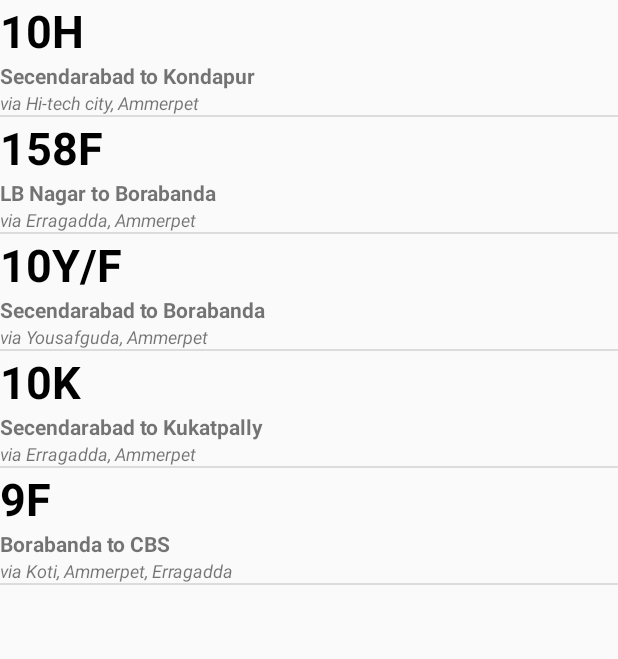
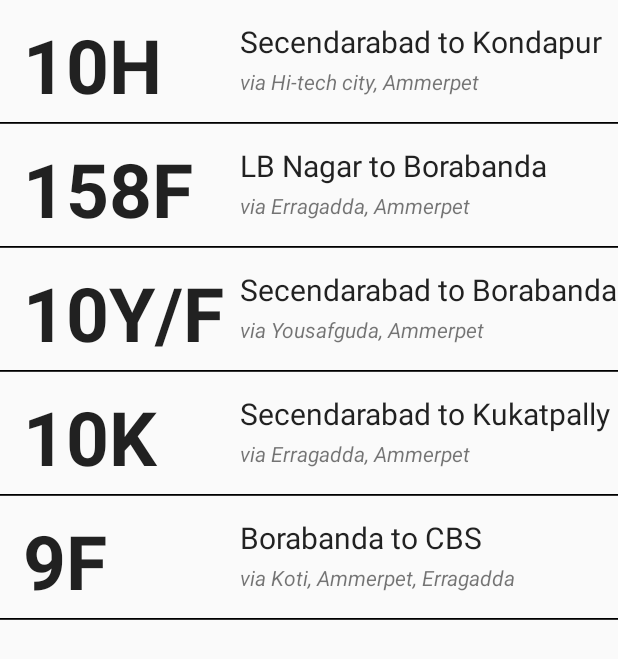
Before and after one commit to Nagamalleswarrao/BusMapping, an Android app: the screen it shows after launch (MainActivity), on a phone screen of 412 x 824 dp. Shown: the top 659 px of the screen. Run offline under Robolectric (Android 15) with nearby library versions, the phone set to English and light mode, and no system bars.

Commit message:
Hovering and redesigned the list view

```diff
--- a/BusMapping/src/main/java/com/creative/busmapping/BusInfoActivity.java
+++ b/BusMapping/src/main/java/com/creative/busmapping/BusInfoActivity.java
@@ -15,7 +15,7 @@ public class BusInfoActivity extends ListActivity{
     @Override
     public void onCreate(Bundle savedInstanceState) {
         super.onCreate(savedInstanceState);
-        setContentView(R.layout.list_view);
+        setContentView(R.layout.single_row);
 
         SimpleAdapter adapter = new SimpleAdapter(
                 this,
--- a/BusMapping/src/main/java/com/creative/busmapping/MainActivity.java
+++ b/BusMapping/src/main/java/com/creative/busmapping/MainActivity.java
@@ -1,63 +1,122 @@
 package com.creative.busmapping;
 
+import android.app.Activity;
+import android.content.Context;
+import android.content.res.Resources;
+import android.graphics.drawable.Drawable;
 import android.os.Bundle;
+import android.view.LayoutInflater;
+import android.view.View;
+import android.view.ViewGroup;
+import android.widget.AdapterView;
+import android.widget.BaseAdapter;
+import android.widget.ListView;
+import android.widget.TextView;
+
 import java.util.ArrayList;
-import java.util.HashMap;
-import android.app.ListActivity;
-import android.widget.SimpleAdapter;
 
-public class MainActivity extends ListActivity {
+public class MainActivity extends Activity {
 
-    boolean isPopulated = false;
+    ListView list;
+    @Override
+    protected void onCreate(Bundle savedInstanceState) {
+        super.onCreate(savedInstanceState);
+        setContentView(R.layout.activity_main);
+        list = (ListView) findViewById(R.id.listView);
+        list.setAdapter(new ListViewAdapter(this));
 
-    /** Called when the activity is first created. */
-    @Override
-    public void onCreate(Bundle savedInstanceState) {
-        super.onCreate(savedInstanceState);
-        setContentView(R.layout.list_view);
+        Resources res = getResources();
+        Drawable divider = res.getDrawable(R.drawable.line);
+        getListView().setDivider(divider);
+        getListView().setDividerHeight(1);
+        registerForContextMenu(getListView());
 
-        SimpleAdapter adapter = new SimpleAdapter(
-                this,
-                list,
-                R.layout.row_view,
-                new String[] {"busNumber","busRoute","viaRoute"},
-                new int[] {R.id.text1,R.id.text2, R.id.text3}
-        );
+        getListView().setOnItemClickListener(new AdapterView.OnItemClickListener() {
+            @Override
+            public void onItemClick(AdapterView<?> adapterView, View view, int i, long l) {
+                View view1 = view.findViewById(R.id.parent);
 
-        populateList();
-        setListAdapter(adapter);
+                final View view2 = view.findViewById(R.id.child);
+                view1.setOnClickListener(new View.OnClickListener() {
+                    @Override
+                    public void onClick(View view) {
+                        if (view2.getVisibility() == View.GONE){
+                            view2.setVisibility(View.VISIBLE);
+                        }else {
+                            view2.setVisibility(View.GONE);
+                        }
+                    }
+                });
+            }
+        });
+    }
+
+    private ListView getListView() {
+        return list;
+    }
+
+}
+
+class SingleRow{
+    String busNumber;
+    String busRoute;
+    String viaRoute;
+
+    SingleRow(String busNumbers,String busRoutes,String viaRoutes)
+    {
+        this.busNumber = busNumbers;
+        this.busRoute = busRoutes;
+        this.viaRoute = viaRoutes;
+    }
+}
+
+class ListViewAdapter extends BaseAdapter{
+
+    Context context;
+    ArrayList<SingleRow> list;
+    ListViewAdapter(Context c)
+    {
+        context = c;
+        list = new ArrayList<SingleRow>();
+        Resources res = c.getResources();
+        String[] busNumbers = res.getStringArray(R.array.busNumbers);
+        String[] busRoutes = res.getStringArray(R.array.busRoutes);
+        String[] viaRoutes = res.getStringArray(R.array.viaRoutes);
+        for(int i=0;i<5;i++)
+        {
+            list.add(new SingleRow(busNumbers[i],busRoutes[i],viaRoutes[i]));
+        }
 
     }
 
+    @Override
+    public int getCount() {
+        return list.size();
+    }
 
-    ArrayList<HashMap<String,String>> list = new ArrayList<HashMap<String,String>>();
+    @Override
+    public Object getItem(int i) {
+        return list.get(i);
+    }
 
-    private void populateList() {
-        HashMap<String,String> temp = new HashMap<String,String>();
-        temp.put("busNumber","10H");
-        temp.put("busRoute", "Secendarabad to Kondapur");
-        temp.put("viaRoute", "via Hi-tech city, Ammerpet");
-        list.add(temp);
-        HashMap<String,String> temp1 = new HashMap<String,String>();
-        temp1.put("busNumber","158F");
-        temp1.put("busRoute", "LB Nagar to Borabanda");
-        temp1.put("viaRoute", "via Erragadda, Ammerpet");
-        list.add(temp1);
-        HashMap<String,String> temp2 = new HashMap<String,String>();
-        temp2.put("busNumber","10Y/F");
-        temp2.put("busRoute", "Secendarabad to Borabanda");
-        temp2.put("viaRoute", "via Yousafguda, Ammerpet");
-        list.add(temp2);
-        HashMap<String,String> temp3 = new HashMap<String,String>();
-        temp3.put("busNumber","10K");
-        temp3.put("busRoute", "Secendarabad to Kukatpally");
-        temp3.put("viaRoute", "via Erragadda, Ammerpet");
-        list.add(temp3);
-        HashMap<String,String> temp4 = new HashMap<String,String>();
-        temp4.put("busNumber","9F");
-        temp4.put("busRoute", "Borabanda to CBS");
-        temp4.put("viaRoute", "via Koti, Ammerpet, Erragadda");
-        list.add(temp4);
+    @Override
+    public long getItemId(int i) {
+        return i;
+    }
 
+    @Override
+    public View getView(int i, View view, ViewGroup viewGroup) {
+
+        LayoutInflater inflater = (LayoutInflater) context.getSystemService(Context.LAYOUT_INFLATER_SERVICE);
+        View row = inflater.inflate(R.layout.single_row,viewGroup,false);
+        TextView busNumber = (TextView) row.findViewById(R.id.textView);
+        TextView busRoute = (TextView) row.findViewById(R.id.textView2);
+        TextView viaRoute = (TextView) row.findViewById(R.id.textView3);
+
+        SingleRow temp = list.get(i);
+        busNumber.setText(temp.busNumber);
+        busRoute.setText(temp.busRoute);
+        viaRoute.setText(temp.viaRoute);
+        return row;
     }
 }
--- a/BusMapping/src/main/res/layout/activity_main.xml
+++ b/BusMapping/src/main/res/layout/activity_main.xml
@@ -1,7 +1,15 @@
-<android.support.v4.view.ViewPager xmlns:android="http://schemas.android.com/apk/res/android"
+<RelativeLayout xmlns:android="http://schemas.android.com/apk/res/android"
     xmlns:tools="http://schemas.android.com/tools"
     android:id="@+id/container"
     android:layout_width="match_parent"
     android:layout_height="match_parent"
     tools:context=".MainActivity"
-    tools:ignore="MergeRootFrame" />
+    tools:ignore="MergeRootFrame" >
+
+    <ListView
+        android:layout_width="wrap_content"
+        android:layout_height="match_parent"
+        android:id="@+id/listView"
+        android:layout_alignParentTop="true"
+        android:layout_alignParentLeft="true" />
+</RelativeLayout>
--- /dev/null
+++ b/BusMapping/src/main/res/layout/fragment_main.xml
@@ -0,0 +1,16 @@
+<RelativeLayout xmlns:android="http://schemas.android.com/apk/res/android"
+    xmlns:tools="http://schemas.android.com/tools"
+    android:layout_width="match_parent"
+    android:layout_height="match_parent"
+    android:paddingLeft="@dimen/activity_horizontal_margin"
+    android:paddingRight="@dimen/activity_horizontal_margin"
+    android:paddingTop="@dimen/activity_vertical_margin"
+    android:paddingBottom="@dimen/activity_vertical_margin"
+    tools:context=".MainActivity$PlaceholderFragment">
+
+    <TextView
+        android:text="@string/hello_world"
+        android:layout_width="wrap_content"
+        android:layout_height="wrap_content" />
+
+</RelativeLayout>
--- a/BusMapping/src/main/res/layout/list_view.xml
+++ /dev/null
@@ -1,14 +0,0 @@
-<?xml version="1.0" encoding="utf-8"?>
-<LinearLayout xmlns:android="http://schemas.android.com/apk/res/android"
-    android:orientation="vertical"
-    android:layout_width="fill_parent"
-    android:layout_height="fill_parent"
-    >
-    <ListView android:id="@id/android:list"
-        android:layout_width="fill_parent"
-        android:layout_height="fill_parent"
-        android:background="#0000"
-        android:layout_weight="2"
-        android:drawSelectorOnTop="false">
-    </ListView>
-</LinearLayout>
--- a/BusMapping/src/main/res/layout/row_view.xml
+++ /dev/null
@@ -1,25 +0,0 @@
-<?xml version="1.0" encoding="utf-8"?>
-<LinearLayout
-    xmlns:android="http://schemas.android.com/apk/res/android"
-    android:layout_width="fill_parent"
-    android:layout_height="fill_parent"
-    android:orientation="vertical">
-
-    <TextView android:id="@+id/text1"
-        android:textSize="30dp"
-        android:textStyle="bold"
-        android:textColor="#000000"
-        android:layout_width="fill_parent"
-        android:layout_height="fill_parent"/>
-    <TextView android:id="@+id/text2"
-        android:textSize="14dp"
-        android:textStyle="bold"
-        android:layout_width="wrap_content"
-        android:layout_height="fill_parent"/>
-    <TextView android:id="@+id/text3"
-        android:typeface="sans"
-        android:textSize="12dp"
-        android:textStyle="italic"
-        android:layout_width="wrap_content"
-        android:layout_height="wrap_content"/>
-</LinearLayout>
--- /dev/null
+++ b/BusMapping/src/main/res/layout/single_row.xml
@@ -0,0 +1,83 @@
+<?xml version="1.0" encoding="utf-8"?>
+
+<LinearLayout xmlns:android="http://schemas.android.com/apk/res/android"
+    android:layout_width="match_parent"
+    android:layout_height="match_parent"
+    android:orientation="vertical">
+
+    <RelativeLayout
+        android:layout_height="match_parent"
+        android:layout_width="match_parent"
+        android:orientation="vertical"
+        android:id="@+id/parent">
+
+        <TextView
+            android:layout_width="wrap_content"
+            android:layout_height="wrap_content"
+            android:textAppearance="?android:attr/textAppearanceLarge"
+            android:text="10H"
+            android:width="160dp"
+            android:height="80dp"
+            android:textSize="50dp"
+            android:textStyle="bold"
+            android:paddingTop="9dp"
+            android:paddingLeft="15dp"
+            android:id="@+id/textView"
+            android:layout_alignParentTop="true"
+            android:layout_alignParentLeft="true" />
+
+        <TextView
+            android:layout_width="wrap_content"
+            android:layout_height="wrap_content"
+            android:textAppearance="?android:attr/textAppearanceLarge"
+            android:text="Secendarabad to Kondapur"
+            android:textSize="20dp"
+            android:paddingTop="14dp"
+            android:id="@+id/textView2"
+            android:layout_alignParentTop="true"
+            android:layout_toRightOf="@+id/textView"
+            android:layout_alignParentRight="true" />
+
+        <TextView
+            android:layout_width="wrap_content"
+            android:layout_height="wrap_content"
+            android:textAppearance="?android:attr/textAppearanceSmall"
+            android:text="via Hi-tech city, Ammerpet"
+            android:textSize="14dp"
+            android:textStyle="italic"
+            android:paddingTop="3dp"
+            android:paddingBottom="18dp"
+            android:id="@+id/textView3"
+            android:layout_below="@+id/textView2"
+            android:layout_toRightOf="@+id/textView"
+            android:layout_alignParentRight="true" />
+
+        <TextView
+            android:layout_width="match_parent"
+            android:layout_height="1px"
+            android:layout_alignBottom="@+id/textView3"
+            android:background="#000" />
+
+    </RelativeLayout>
+
+     <LinearLayout
+        android:layout_height="match_parent"
+        android:layout_width="match_parent"
+        android:id="@+id/child"
+        android:paddingTop="5dip"
+        android:visibility="gone"
+         android:layout_alignParentTop="true">
+
+        <Button
+            android:layout_height="wrap_content"
+            android:layout_width="wrap_content"
+            android:id="@+id/buttDirections"
+            android:text="Directions"/>
+
+        <Button
+            android:layout_height="wrap_content"
+            android:layout_width="wrap_content"
+            android:id="@+id/buttTimings"
+            android:text="Timings"/>
+    </LinearLayout>
+</LinearLayout>
--- a/BusMapping/src/main/res/values/strings.xml
+++ b/BusMapping/src/main/res/values/strings.xml
@@ -1,10 +1,31 @@
 <?xml version="1.0" encoding="utf-8"?>
 <resources>
 
-    <string name="app_name">Bus Mapping</string>
-    <string name="title_section1">Section 1</string>
-    <string name="title_section2">Section 2</string>
-    <string name="title_section3">Section 3</string>
+    <string name="app_name">Hyderabad Transport</string>
+    <string name="hello_world">Hello world!</string>
     <string name="action_settings">Settings</string>
+    <string-array name="busNumbers">
+        <item>10H</item>
+        <item>158F</item>
+        <item>10Y/F</item>
+        <item>10K</item>
+        <item>9F</item>
+    </string-array>
+    <string-array name="busRoutes">
+        <item>Secendarabad to Kondapur</item>
+        <item>LB Nagar to Borabanda</item>
+        <item>Secendarabad to Borabanda</item>
+        <item>Secendarabad to Kukatpally</item>
+        <item>Borabanda to CBS</item>
+    </string-array>
+    <string-array name="viaRoutes">
+        <item>via Hi-tech city, Ammerpet</item>
+        <item>via Erragadda, Ammerpet</item>
+        <item>via Yousafguda, Ammerpet</item>
+        <item>via Erragadda, Ammerpet</item>
+        <item>via Koti, Ammerpet, Erragadda</item>
+    </string-array>
+
+
 
 </resources>
```
Also changed, not shown: BusMapping/src/main/res/drawable/line.jpeg (added), 682 other files.
